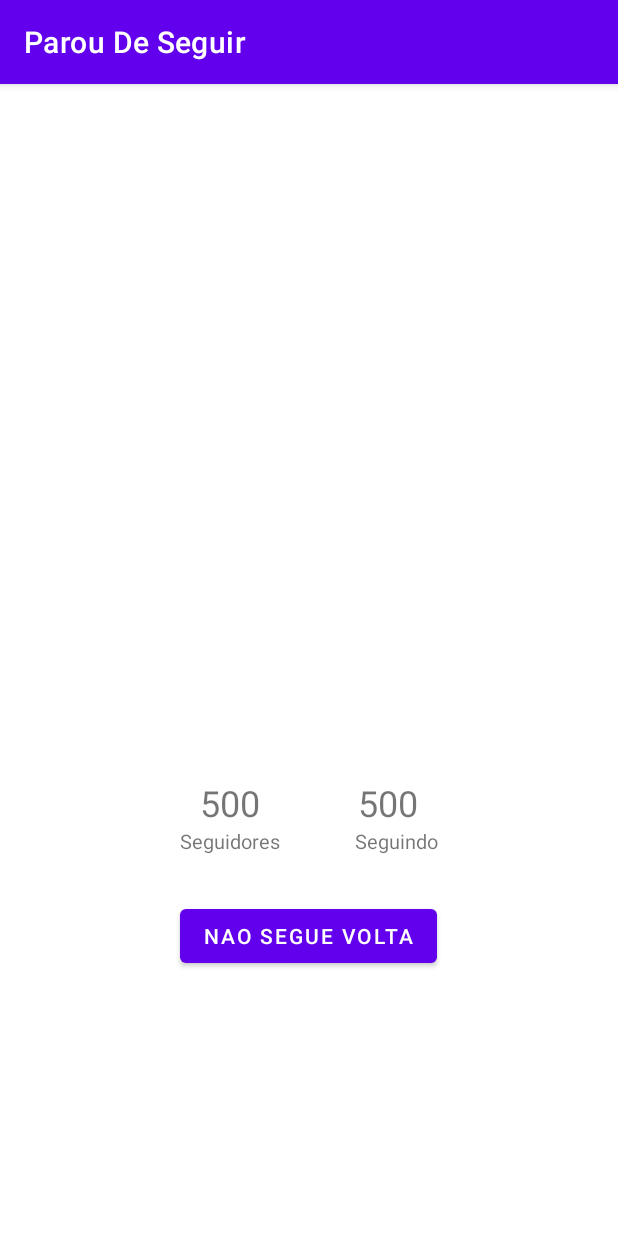
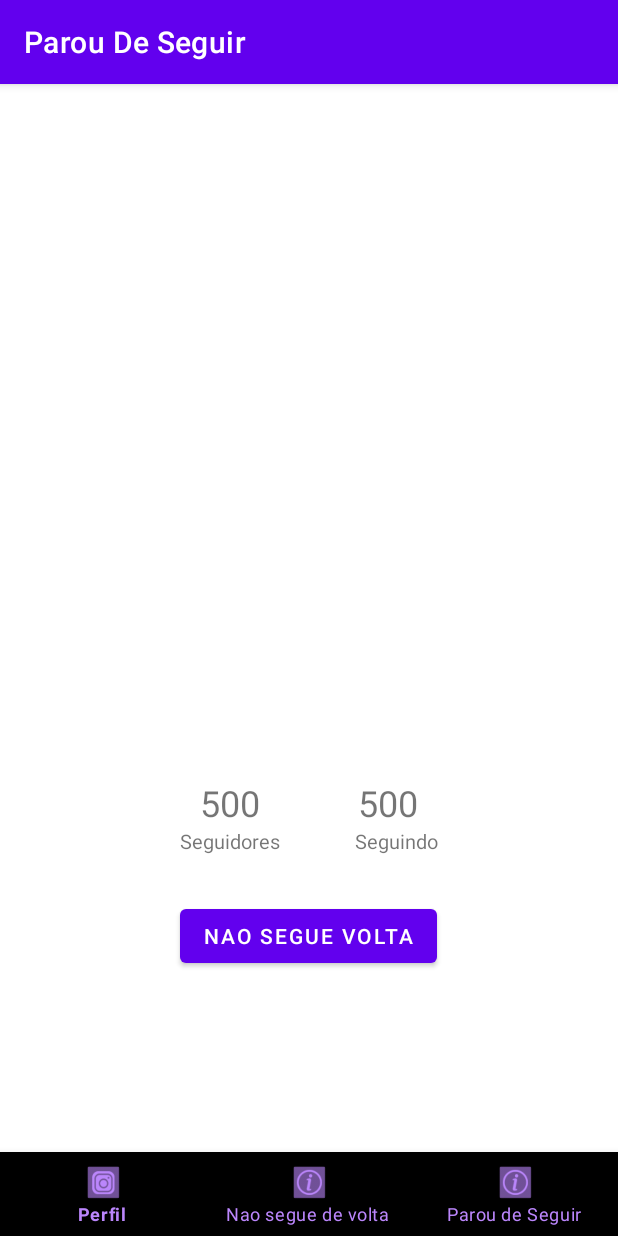
Before and after one commit to rafaalt/ParouDeSeguir, an Android app: the UserActivity screen opened directly, with no data from a screen before it, on a phone screen of 412 x 824 dp. Run offline under Robolectric (Android 15) with nearby library versions, the light colour scheme and no system bars; 14 statements that could not run were skipped.

Commit message:
Começo do Tab View

```diff
--- a/app/src/main/res/layout/activity_user.xml
+++ b/app/src/main/res/layout/activity_user.xml
@@ -1,6 +1,6 @@
 <?xml version="1.0" encoding="utf-8"?>
 
-<LinearLayout xmlns:android="http://schemas.android.com/apk/res/android"
+<RelativeLayout xmlns:android="http://schemas.android.com/apk/res/android"
     xmlns:app="http://schemas.android.com/apk/res-auto"
     xmlns:tools="http://schemas.android.com/tools"
     android:layout_width="match_parent"
@@ -8,6 +8,11 @@
     android:orientation="vertical"
     tools:context=".UserActivity">
 
+    <LinearLayout
+        android:layout_width="match_parent"
+        android:layout_height="wrap_content"
+        android:layout_centerHorizontal="true"
+        android:orientation="vertical">
         <ImageView
             android:layout_width="200dp"
             android:layout_height="200dp"
@@ -90,3 +95,14 @@
             android:id="@+id/user_btnNao"
             android:layout_gravity="center"/>
     </LinearLayout>
+
+    <com.google.android.material.bottomnavigation.BottomNavigationView
+        android:layout_width="match_parent"
+        android:layout_height="wrap_content"
+        android:layout_alignParentBottom="true"
+        app:itemBackground="@color/black"
+        app:itemIconTint="@color/purple_200"
+        app:itemTextColor="@color/purple_200"
+        android:id="@+id/userMenu"
+        app:menu="@menu/bottomnav"/>
+</RelativeLayout>
--- /dev/null
+++ b/app/src/main/res/menu/bottomnav.xml
@@ -0,0 +1,23 @@
+<?xml version="1.0" encoding="utf-8"?>
+<menu xmlns:android="http://schemas.android.com/apk/res/android">
+
+    <item
+        android:id="@+id/bottomNav_Perfil"
+        android:title="Perfil"
+        android:icon="@drawable/btninsta50"
+        />
+
+    <item
+        android:id="@+id/bottomNav_NaoSegue"
+        android:title="Nao segue de volta"
+        android:icon="@drawable/btninfo50"
+        />
+
+
+    <item
+        android:id="@+id/bottomNav_Parou"
+        android:title="Parou de Seguir"
+        android:icon="@drawable/btninfo50"
+        />
+
+</menu>
```
Also changed, not shown: app/src/main/java/pack/rafaalt/app/paroudeseguir/ListActivity.java (+40 -3 lines), app/src/main/java/pack/rafaalt/app/paroudeseguir/UserActivity.java (+30 -6 lines), app/src/main/res/layout/activity_list.xml (+12 -2 lines). Lines whose indentation alone changed are shown as unchanged.
